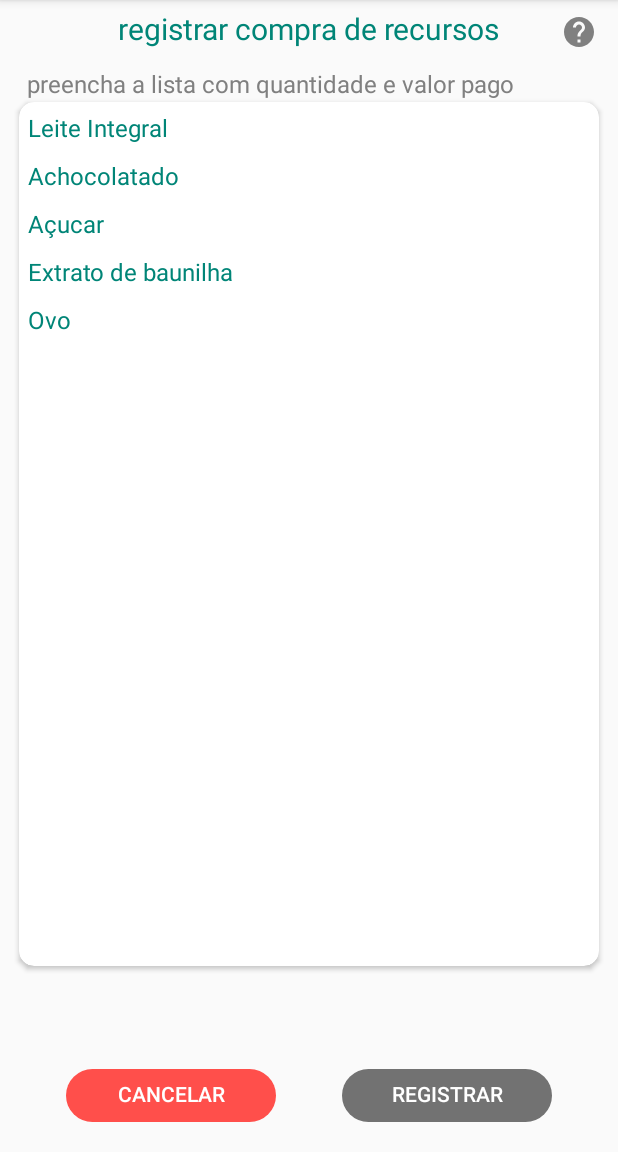
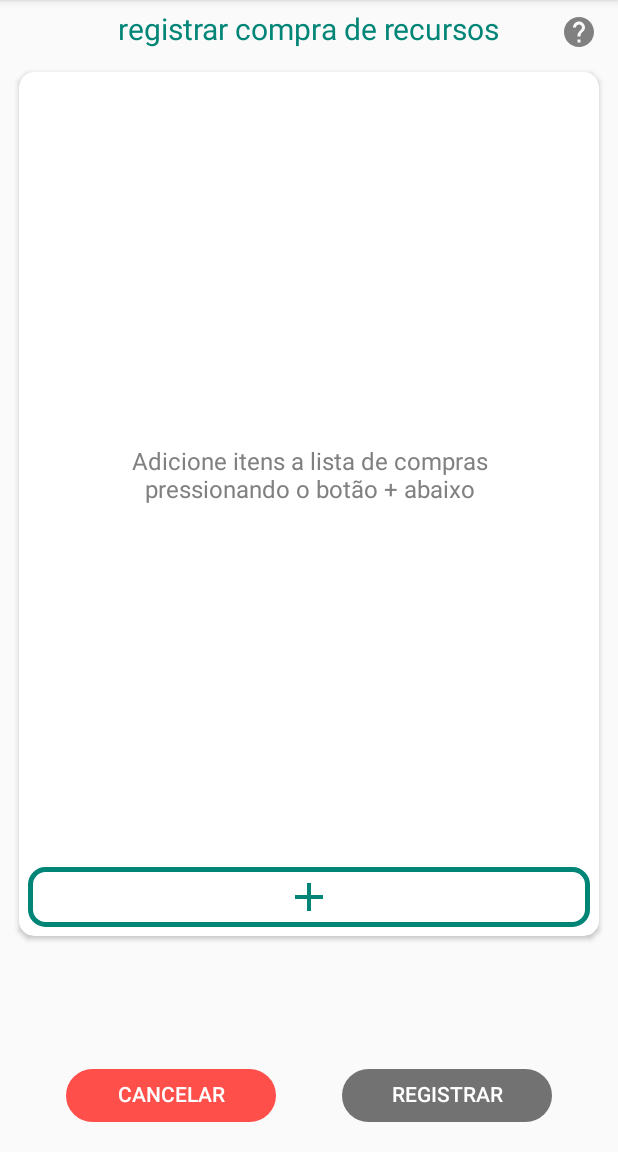
Before and after one commit to RodrigoNorio/construcao_software, an Android app: the RegistrarCompraActivity screen opened directly, with no data from a screen before it, on a phone screen of 412 x 824 dp, the part 84-1236 px from its top. Run offline under Robolectric (Android 15) with nearby library versions, the light colour scheme and no system bars; our stand-ins replace ButterKnife.

Commit message:
implementada primeira versão da funcionalidade de registrar compra de recursos

```diff
--- /dev/null
+++ b/app/src/main/java/com/example/trabalhocs/Adapter/AdapterListaCompra.java
@@ -0,0 +1,71 @@
+package com.example.trabalhocs.Adapter;
+
+import android.content.Context;
+import android.view.LayoutInflater;
+import android.view.View;
+import android.view.ViewGroup;
+import android.widget.TextView;
+
+import androidx.annotation.NonNull;
+import androidx.recyclerview.widget.RecyclerView;
+
+import com.example.trabalhocs.Controller.EstoqueController;
+import com.example.trabalhocs.R;
+import com.example.trabalhocs.View.Itens.RecursoCompraItemView;
+
+import java.util.List;
+
+import butterknife.BindView;
+import butterknife.ButterKnife;
+
+public class AdapterListaCompra extends RecyclerView.Adapter<AdapterListaCompra.CustomViewHolder> {
+
+    private Context context;
+    private EstoqueController controller;
+    private List<RecursoCompraItemView> recursoCompraItemViewList;
+
+    public AdapterListaCompra(Context context, EstoqueController controller) {
+        this.context = context;
+        this.controller = controller;
+        this.recursoCompraItemViewList = controller.getCompraList();
+    }
+
+    @NonNull
+    @Override
+    public CustomViewHolder onCreateViewHolder(@NonNull ViewGroup parent, int viewType) {
+        LayoutInflater mInflater = LayoutInflater.from(parent.getContext());
+        View view = mInflater.inflate(R.layout.itemlist_recurso_compra_resumo, parent, false);
+        return new CustomViewHolder(view);
+    }
+
+    @Override
+    public void onBindViewHolder(@NonNull CustomViewHolder holder, int position) {
+        RecursoCompraItemView recursoCompraItemView = recursoCompraItemViewList.get(position);
+
+        holder.tvNome.setText(recursoCompraItemView.getRecurso().getNome());
+        holder.tvQuantidade.setText(recursoCompraItemView.getQuantidadeText(context));
+        holder.tvValor.setText(recursoCompraItemView.getValorText());
+    }
+
+    @Override
+    public int getItemCount() {
+        return recursoCompraItemViewList != null ?recursoCompraItemViewList.size() : 0;
+    }
+
+    class CustomViewHolder extends RecyclerView.ViewHolder {
+        @BindView(R.id.tv_nome)
+        TextView tvNome;
+
+        @BindView(R.id.tv_quantidade)
+        TextView tvQuantidade;
+
+        @BindView(R.id.tv_valor)
+        TextView tvValor;
+
+        CustomViewHolder(View view) {
+            super(view);
+            ButterKnife.bind(this, view);
+        }
+    }
+
+}
--- a/app/src/main/java/com/example/trabalhocs/Controller/EstoqueController.java
+++ b/app/src/main/java/com/example/trabalhocs/Controller/EstoqueController.java
@@ -1,18 +1,52 @@
 package com.example.trabalhocs.Controller;
 
 import com.example.trabalhocs.Model.ModeloRecurso;
+import com.example.trabalhocs.View.Itens.RecursoCompraItemView;
 
+import java.util.ArrayList;
 import java.util.List;
 
 public class EstoqueController {
+    private CompraRecursosListener listener = null;
+    private List<ModeloRecurso> recursoList;
+    private List<RecursoCompraItemView> compraList;
 
-    private List<ModeloRecurso> recursoList;
+    private static EstoqueController estoqueController;
+    public static  EstoqueController getInstance() {
+        return estoqueController;
+    }
 
     public EstoqueController(List<ModeloRecurso> recursoList) {
         this.recursoList = recursoList;
+        estoqueController = this;
+    }
+
+    public EstoqueController(CompraRecursosListener listener, List<ModeloRecurso> recursoList) {
+        this.listener = listener;
+        this.recursoList = recursoList;
+        compraList = new ArrayList<>();
+        estoqueController = this;
+    }
+
+    public void addRecursoCompra(RecursoCompraItemView recursoCompraItemView) {
+        compraList.add(recursoCompraItemView);
+        if (listener != null) listener.atualizaListaCompras();
+    }
+
+    public void removeRecursoCompra(RecursoCompraItemView recursoCompraItemView){
+        compraList.remove(recursoCompraItemView);
+        if (listener != null) listener.atualizaListaCompras();
     }
 
     public List<ModeloRecurso> getRecursoList() {
         return recursoList;
     }
+
+    public List<RecursoCompraItemView> getCompraList() {
+        return compraList;
+    }
+
+    public interface CompraRecursosListener {
+        void atualizaListaCompras();
+    }
 }
--- a/app/src/main/java/com/example/trabalhocs/View/RegistrarCompraActivity.java
+++ b/app/src/main/java/com/example/trabalhocs/View/RegistrarCompraActivity.java
@@ -4,30 +4,45 @@ import android.app.AlertDialog;
 import android.graphics.Color;
 import android.graphics.drawable.ColorDrawable;
 import android.os.Bundle;
+import android.view.View;
+import android.widget.TextView;
 
 import androidx.annotation.Nullable;
 import androidx.appcompat.app.AppCompatActivity;
 import androidx.appcompat.widget.AppCompatButton;
+import androidx.appcompat.widget.AppCompatImageButton;
 import androidx.recyclerview.widget.LinearLayoutManager;
 import androidx.recyclerview.widget.RecyclerView;
 
-import com.example.trabalhocs.Adapter.AdapterCompraRecurso;
+import com.example.trabalhocs.Adapter.AdapterListaCompra;
+import com.example.trabalhocs.Controller.EstoqueController;
 import com.example.trabalhocs.R;
 import com.example.trabalhocs.Utils.Utilidades;
 import com.example.trabalhocs.View.Dialogs.DialogAvisoVoltar;
+import com.example.trabalhocs.View.Dialogs.DialogListaRecursos;
+import com.example.trabalhocs.View.Itens.RecursoCompraItemView;
+
+import java.util.List;
 
 import butterknife.BindView;
 import butterknife.ButterKnife;
 import butterknife.OnClick;
 
-public class RegistrarCompraActivity extends AppCompatActivity {
+public class RegistrarCompraActivity extends AppCompatActivity implements EstoqueController.CompraRecursosListener {
 
-    @BindView(R.id.rv_recursos)
-    RecyclerView rvRecursos;
+    @BindView(R.id.tv_lista_vazia)
+    TextView tvListaVazia;
+
+    @BindView(R.id.rv_lista_compras)
+    RecyclerView rvListaCompras;
+
+    @BindView(R.id.btn_add)
+    AppCompatImageButton btnAdd;
 
     @BindView(R.id.btn_confirmar)
     AppCompatButton btnConfirmar;
 
+    private EstoqueController estoqueController;
     private boolean temItens = false;
 
     @Override
@@ -41,10 +56,42 @@ public class RegistrarCompraActivity extends AppCompatActivity {
     }
 
     private void config() {
-        AdapterCompraRecurso adapterCompraRecurso = new AdapterCompraRecurso(Utilidades.getListaRecursosTeste(), this);
+        estoqueController = new EstoqueController(this, Utilidades.getListaRecursosTeste());
+        AdapterListaCompra adapterCompraRecurso = new AdapterListaCompra(this, estoqueController);
 
-        rvRecursos.setLayoutManager(new LinearLayoutManager(this, RecyclerView.VERTICAL, false));
-        rvRecursos.setAdapter(adapterCompraRecurso);
+        rvListaCompras.setLayoutManager(new LinearLayoutManager(this, RecyclerView.VERTICAL, false));
+        rvListaCompras.setAdapter(adapterCompraRecurso);
+
+        rvListaCompras.setVisibility(View.GONE);
+        tvListaVazia.setVisibility(View.VISIBLE);
+    }
+
+    @Override
+    public void atualizaListaCompras() {
+        List<RecursoCompraItemView> listaCompras = estoqueController.getCompraList();
+
+        AdapterListaCompra adapterCompraRecurso = new AdapterListaCompra(this, estoqueController);
+        rvListaCompras.setAdapter(adapterCompraRecurso);
+
+        if (listaCompras.isEmpty()) {
+            rvListaCompras.setVisibility(View.GONE);
+            tvListaVazia.setVisibility(View.VISIBLE);
+        } else {
+            tvListaVazia.setVisibility(View.GONE);
+            rvListaCompras.setVisibility(View.VISIBLE);
+        }
+
+    }
+
+    private void abrirDialogListaRecursos() {
+        DialogListaRecursos dialogListaRecursos = new DialogListaRecursos(this, estoqueController.getRecursoList());
+        final AlertDialog dialog = dialogListaRecursos.show();
+        dialog.getWindow().setBackgroundDrawable(new ColorDrawable(Color.TRANSPARENT));
+    }
+
+    @OnClick(R.id.btn_add)
+    void onClickBtnAdd() {
+        abrirDialogListaRecursos();
     }
 
     @OnClick(R.id.btn_confirmar)
--- /dev/null
+++ b/app/src/main/res/drawable/bg_btn_verde_stroke.xml
@@ -0,0 +1,26 @@
+<?xml version="1.0" encoding="utf-8"?>
+<ripple xmlns:android="http://schemas.android.com/apk/res/android"
+    android:color="@color/colorPrimaryDark">
+    <item android:id="@android:id/mask">
+        <shape android:shape="rectangle">
+            <solid android:color="@color/colorPrimaryDark" />
+            <corners android:radius="@dimen/dialog_radius" />
+        </shape>
+    </item>
+
+    <item android:id="@android:id/background">
+        <shape android:shape="rectangle">
+            <stroke android:color="@color/colorPrimary" android:width="3dp" />
+            <solid android:color="@android:color/transparent" />
+            <corners android:radius="@dimen/dialog_radius" />
+        </shape>
+    </item>
+</ripple>
+
+<!--<shape android:padding="@dimen/btn_grande_radius"-->
+<!--    android:shape="rectangle"-->
+<!--    xmlns:android="http://schemas.android.com/apk/res/android">-->
+<!--&lt;!&ndash;    <corners android:radius="@dimen/dialog_radius"/>&ndash;&gt;-->
+<!--    <stroke android:color="@color/colorPrimary" android:width="3dp" />-->
+<!--    <solid android:color="@android:color/transparent" />-->
+<!--</shape>-->
--- /dev/null
+++ b/app/src/main/res/drawable/ic_add.xml
@@ -0,0 +1,5 @@
+<vector android:height="32dp" android:tint="#008577"
+    android:viewportHeight="24.0" android:viewportWidth="24.0"
+    android:width="32dp" xmlns:android="http://schemas.android.com/apk/res/android">
+    <path android:fillColor="#008577" android:pathData="M19,13h-6v6h-2v-6H5v-2h6V5h2v6h6v2z"/>
+</vector>
--- a/app/src/main/res/layout/activity_registrar_compra.xml
+++ b/app/src/main/res/layout/activity_registrar_compra.xml
@@ -28,22 +28,22 @@
         app:layout_constraintEnd_toEndOf="parent"
         app:layout_constraintTop_toTopOf="parent" />
 
-    <TextView
-        style="@style/textoSubTitulo"
-        android:layout_width="wrap_content"
-        android:layout_height="wrap_content"
-        android:layout_marginStart="5dp"
-        android:layout_marginLeft="5dp"
-        android:layout_marginBottom="1dp"
-        android:text="@string/compra_subtitulo"
-        app:layout_constraintBottom_toTopOf="@id/card_recursos"
-        app:layout_constraintStart_toStartOf="@id/card_recursos" />
+<!--    <TextView-->
+<!--        style="@style/textoSubTitulo"-->
+<!--        android:layout_width="wrap_content"-->
+<!--        android:layout_height="wrap_content"-->
+<!--        android:layout_marginStart="5dp"-->
+<!--        android:layout_marginLeft="5dp"-->
+<!--        android:layout_marginBottom="1dp"-->
+<!--        android:text="@string/compra_subtitulo"-->
+<!--        app:layout_constraintBottom_toTopOf="@id/card_recursos"-->
+<!--        app:layout_constraintStart_toStartOf="@id/card_recursos" />-->
 
     <androidx.cardview.widget.CardView
         android:id="@+id/card_recursos"
         android:layout_width="0dp"
         android:layout_height="0dp"
-        android:layout_marginTop="35dp"
+        android:layout_marginTop="15dp"
         app:cardCornerRadius="10dp"
         app:layout_constraintEnd_toEndOf="parent"
         app:layout_constraintHeight_percent="0.75"
@@ -51,11 +51,46 @@
         app:layout_constraintTop_toBottomOf="@id/tv_titulo"
         app:layout_constraintWidth_percent="0.94">
 
-        <androidx.recyclerview.widget.RecyclerView
-            android:id="@+id/rv_recursos"
+        <androidx.constraintlayout.widget.ConstraintLayout
             android:layout_width="match_parent"
             android:layout_height="match_parent"
-            android:padding="6dp" />
+            android:orientation="vertical"
+            android:padding="6dp">
+
+            <androidx.recyclerview.widget.RecyclerView
+                android:id="@+id/rv_lista_compras"
+                android:layout_width="match_parent"
+                android:layout_height="0dp"
+                android:visibility="gone"
+                app:layout_constraintEnd_toEndOf="parent"
+                app:layout_constraintHeight_percent="0.9"
+                app:layout_constraintStart_toStartOf="parent"
+                app:layout_constraintTop_toTopOf="parent" />
+
+            <TextView
+                android:id="@+id/tv_lista_vazia"
+                style="@style/textoSubTitulo"
+                android:layout_width="0dp"
+                android:layout_height="wrap_content"
+                android:text="Adicione itens a lista de compras pressionando o botão + abaixo"
+                android:textAlignment="center"
+                app:layout_constraintBottom_toTopOf="@id/btn_add"
+                app:layout_constraintEnd_toEndOf="parent"
+                app:layout_constraintStart_toStartOf="parent"
+                app:layout_constraintTop_toTopOf="parent"
+                app:layout_constraintWidth_percent="0.75" />
+
+            <androidx.appcompat.widget.AppCompatImageButton
+                android:id="@+id/btn_add"
+                style="@style/btnStroke"
+                android:layout_width="match_parent"
+                android:layout_height="40dp"
+                android:src="@drawable/ic_add"
+                app:layout_constraintBottom_toBottomOf="parent"
+                app:layout_constraintEnd_toEndOf="parent"
+                app:layout_constraintEnd_toStartOf="parent" />
+
+        </androidx.constraintlayout.widget.ConstraintLayout>
 
     </androidx.cardview.widget.CardView>
 
--- a/app/src/main/res/layout/dialog_compra_recurso.xml
+++ b/app/src/main/res/layout/dialog_compra_recurso.xml
@@ -146,7 +146,6 @@
         android:layout_height="@dimen/btn_pqno_height"
         android:layout_marginTop="20dp"
         android:layout_marginBottom="5dp"
-        android:enabled="false"
         android:text="@string/adicionar"
         app:layout_constraintBottom_toBottomOf="parent"
         app:layout_constraintEnd_toEndOf="parent"
--- a/app/src/main/res/layout/itemlist_recurso_compra.xml
+++ b/app/src/main/res/layout/itemlist_recurso_compra.xml
@@ -1,23 +1,22 @@
 <?xml version="1.0" encoding="utf-8"?>
 <LinearLayout xmlns:android="http://schemas.android.com/apk/res/android"
-    xmlns:app="http://schemas.android.com/apk/res-auto"
     android:layout_width="match_parent"
     android:layout_height="wrap_content"
     android:layout_marginBottom="10dp"
-    android:orientation="horizontal">
+    android:orientation="vertical">
 
     <TextView
         android:id="@+id/tv_nome"
-        style="@style/textoSubTitulo"
+        style="@style/textoTitulo"
         android:layout_width="match_parent"
         android:layout_height="wrap_content"
         android:gravity="start"
         android:text="Achocolatado em pó"
-        android:textAlignment="textStart"
-        android:textColor="@color/colorPrimary"
-        app:layout_constraintBottom_toBottomOf="parent"
-        app:layout_constraintStart_toStartOf="parent"
-        app:layout_constraintTop_toTopOf="parent"
-        app:layout_constraintWidth_percent="0.4" />
+        android:textAlignment="textStart" />
+
+    <View
+        android:layout_width="match_parent"
+        android:layout_height="1dp"
+        android:background="@color/cinzaClaro"/>
 
 </LinearLayout>
--- a/app/src/main/res/values/dimens.xml
+++ b/app/src/main/res/values/dimens.xml
@@ -37,7 +37,5 @@
     <dimen name="dialog_input_qtd_venda_width">120dp</dimen>
     <dimen name="dialog_input_qtd_venda_height">30dp</dimen>
 
-
-
     <dimen name="dialog_radius">10dp</dimen>
 </resources>
--- a/app/src/main/res/values/strings.xml
+++ b/app/src/main/res/values/strings.xml
@@ -85,6 +85,7 @@
 
     <string name="reg_compra_titulo">registrar compra de recursos</string>
     <string name="compra_subtitulo">preencha a lista com quantidade e valor pago</string>
+    <string name="lista_recursos_titulo">selecione um recurso abaixo</string>
 
     <string name="total">TOTAL</string>
 
--- a/app/src/main/res/values/styles.xml
+++ b/app/src/main/res/values/styles.xml
@@ -47,6 +47,17 @@
         <item name="android:gravity">center_horizontal</item>
         <item name="android:textColor">@color/cinza</item>
         <item name="android:textSize">15sp</item>
+    </style>
+
+    <!-- Botão stroke -->
+    <style name="btnStroke" parent="Widget.AppCompat.Button.Borderless">
+        <item name="android:background">@drawable/bg_btn_verde_stroke</item>
+        <item name="android:textColor">@color/colorPrimary</item>
+        <item name="android:textAllCaps">true</item>
+        <item name="android:gravity">center</item>
+        <item name="android:textSize">14sp</item>
+        <item name="android:textAlignment">center</item>
+        <item name="android:includeFontPadding">false</item>
     </style>
 
     <!-- Botão ação LARGO -->
```
Also changed, not shown: app/src/main/java/com/example/trabalhocs/Adapter/AdapterCompraRecurso.java (+12 -5 lines), app/src/main/java/com/example/trabalhocs/View/Dialogs/DialogCompraRecurso.java (+25 -7 lines), app/src/main/java/com/example/trabalhocs/View/Dialogs/DialogListaRecursos.java (added, +73 -0 lines), app/src/main/java/com/example/trabalhocs/View/Itens/RecursoCompraItemView.java (added, +39 -0 lines), app/src/main/res/drawable/bg_inset_round_lista_recursos.xml (added, +7 -0 lines), app/src/main/res/layout/dialog_lista_recursos.xml (added, +50 -0 lines), app/src/main/res/layout/itemlist_recurso_compra_resumo.xml (added, +44 -0 lines).
